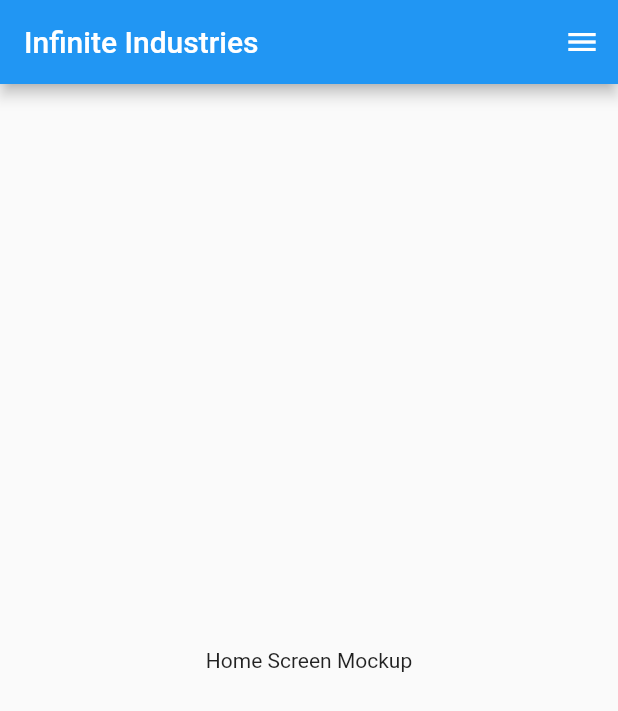
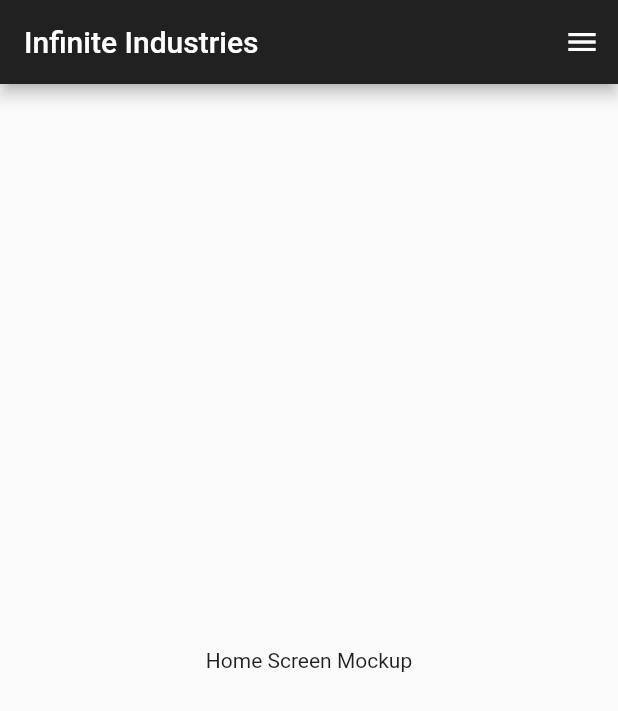
Before and after one commit to infinite-industries/Mobile_App, a Flutter app: the screen it shows after launch, after a tap on the "menu" icon, after a tap on "Home", on a phone screen of 412 x 824 dp. Shown: the top 711 px of the screen. Run offline on Flutter 3.47's test engine with Material 2 defaults, Android fonts, the phone set to English and light mode, and no system bars; our stand-ins replace flutter_spinkit.

Commit message:
added loading spinner and refactored app bar into separate component

```diff
--- /dev/null
+++ b/lib/components/top_app_bar.dart
@@ -0,0 +1,6 @@
+import 'package:flutter/material.dart';
+
+Widget InfiniteAppBar(BuildContext context) {
+  return AppBar(
+      backgroundColor: Colors.grey[900], title: Text("Infinite Industries"));
+}
--- a/lib/pages/contact.dart
+++ b/lib/pages/contact.dart
@@ -1,12 +1,13 @@
 import 'package:flutter/material.dart';
 
+import 'package:infinite_mobile_app/components/top_app_bar.dart';
 import 'package:infinite_mobile_app/components/nav.dart';
 
 class Contact extends StatelessWidget {
   @override
   Widget build(BuildContext context) {
     return Scaffold(
-        appBar: AppBar(title: Text("Infinite Industries")),
+        appBar: InfiniteAppBar(context),
         body: Center(child: Text('Contact Mockup')),
         endDrawer: NavDrawer(context));
   }
--- a/lib/pages/donate.dart
+++ b/lib/pages/donate.dart
@@ -1,12 +1,13 @@
 import 'package:flutter/material.dart';
 
+import 'package:infinite_mobile_app/components/top_app_bar.dart';
 import 'package:infinite_mobile_app/components/nav.dart';
 
 class Donate extends StatelessWidget {
   @override
   Widget build(BuildContext context) {
     return Scaffold(
-        appBar: AppBar(title: Text("Infinite Industries")),
+        appBar: InfiniteAppBar(context),
         body: Center(child: Text('Donate Screen Mockup')),
         endDrawer: NavDrawer(context));
   }
--- a/lib/pages/home.dart
+++ b/lib/pages/home.dart
@@ -1,12 +1,13 @@
 import 'package:flutter/material.dart';
 
+import 'package:infinite_mobile_app/components/top_app_bar.dart';
 import 'package:infinite_mobile_app/components/nav.dart';
 
 class Home extends StatelessWidget {
   @override
   Widget build(BuildContext context) {
     return Scaffold(
-        appBar: AppBar(title: Text("Infinite Industries")),
+        appBar: InfiniteAppBar(context),
         body: Center(child: Text('Home Screen Mockup')),
         endDrawer: NavDrawer(context));
   }
--- a/lib/pages/legal.dart
+++ b/lib/pages/legal.dart
@@ -1,12 +1,13 @@
 import 'package:flutter/material.dart';
 
+import 'package:infinite_mobile_app/components/top_app_bar.dart';
 import 'package:infinite_mobile_app/components/nav.dart';
 
 class Legal extends StatelessWidget {
   @override
   Widget build(BuildContext context) {
     return Scaffold(
-        appBar: AppBar(title: Text("Infinite Industries")),
+        appBar: InfiniteAppBar(context),
         body: Center(child: Text('Legal Screen Mockup')),
         endDrawer: NavDrawer(context));
   }
--- a/lib/pages/loading.dart
+++ b/lib/pages/loading.dart
@@ -1,13 +1,35 @@
 import 'package:flutter/material.dart';
+import 'package:flutter_spinkit/flutter_spinkit.dart';
 
+import 'package:infinite_mobile_app/components/top_app_bar.dart';
 import 'package:infinite_mobile_app/components/nav.dart';
 
-class Loading extends StatelessWidget {
+class Loading extends StatefulWidget {
+  @override
+  _LoadingState createState() => _LoadingState();
+}
+
+class _LoadingState extends State<Loading> {
+  getAllEventsFromInfinite() {
+    print("test API call");
+  }
+
+  @override
+  void initState() {
+    super.initState();
+    getAllEventsFromInfinite();
+  }
+
   @override
   Widget build(BuildContext context) {
     return Scaffold(
-        appBar: AppBar(title: Text("Infinite Industries")),
-        body: Center(child: Text('LOADING GRAPHIC HERE')),
-        endDrawer: NavDrawer(context));
+        backgroundColor: Colors.black,
+        appBar: InfiniteAppBar(context),
+        endDrawer: NavDrawer(context),
+        body: Center(
+            child: SpinKitRing(
+          color: Colors.white,
+          size: 100.0,
+        )));
   }
 }
--- a/lib/pages/mission.dart
+++ b/lib/pages/mission.dart
@@ -1,12 +1,13 @@
 import 'package:flutter/material.dart';
 
+import 'package:infinite_mobile_app/components/top_app_bar.dart';
 import 'package:infinite_mobile_app/components/nav.dart';
 
 class Mission extends StatelessWidget {
   @override
   Widget build(BuildContext context) {
     return Scaffold(
-        appBar: AppBar(title: Text("Infinite Industries")),
+        appBar: InfiniteAppBar(context),
         body: Center(child: Text('Mission Screen Mockup')),
         endDrawer: NavDrawer(context));
   }
--- a/pubspec.yaml
+++ b/pubspec.yaml
@@ -28,6 +28,7 @@ dependencies:
   # The following adds the Cupertino Icons font to your application.
   # Use with the CupertinoIcons class for iOS style icons.
   cupertino_icons: ^1.0.1
+  flutter_spinkit: ^3.1.0
 
 dev_dependencies:
   flutter_test:
```
Also changed, not shown: pubspec.lock.
